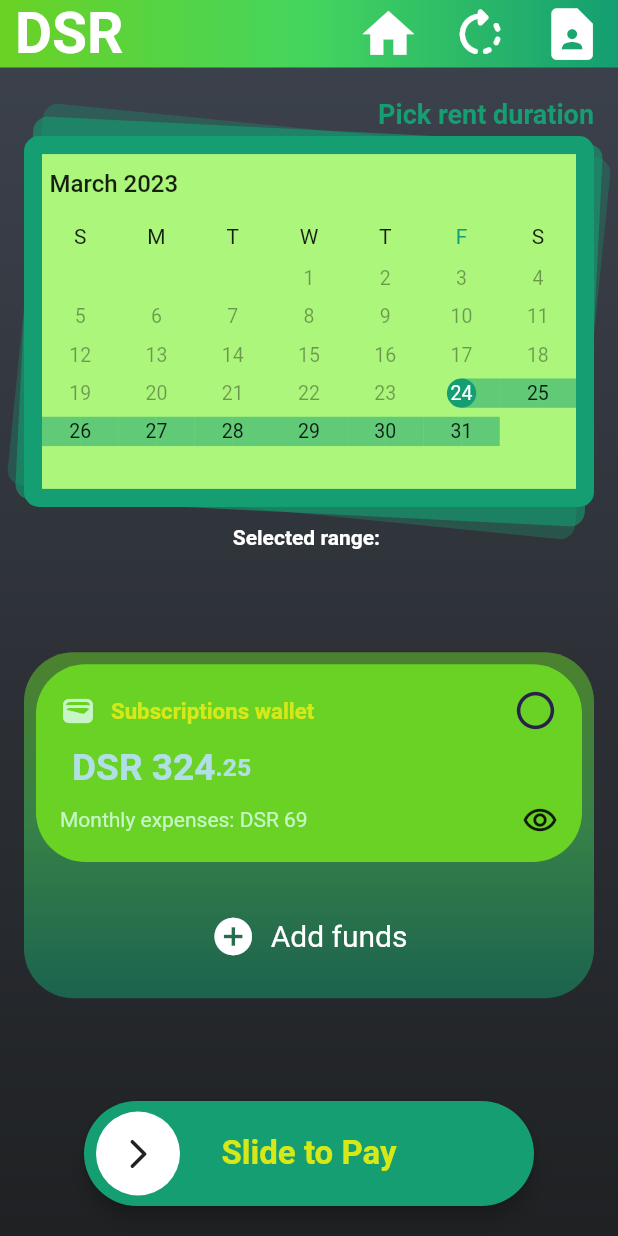
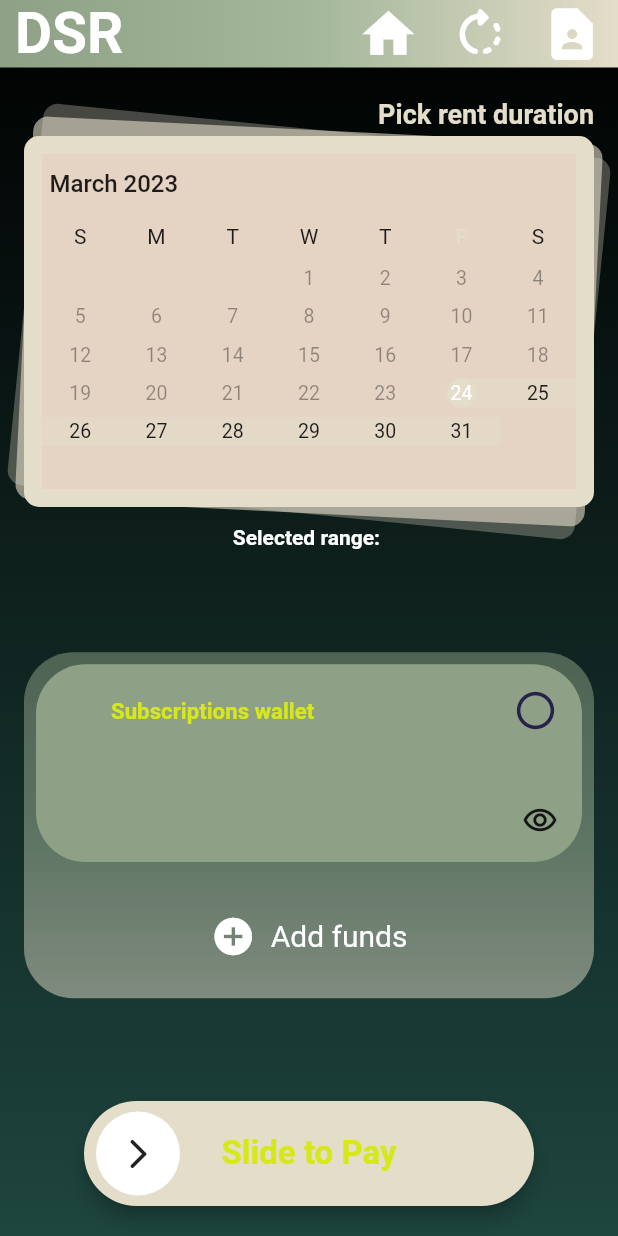
Before and after one commit to HrutujaP/Final-Year-Project---FrontEnd, a Flutter app: the RentStorageScreen screen opened by its route, after a tap on "Rent Now", on a phone screen of 412 x 824 dp. Run offline on Flutter 3.47's test engine with Material 2 defaults, Android fonts, the phone set to English and light mode, and no system bars; drawn by our look-alikes of slide_to_act, syncfusion_flutter_datepicker; our stand-ins replace email_validator, google_fonts, numberpicker, simple_gradient_text, syncfusion_flutter_charts, video_player; missing offline and left inert: flutter_glow.

Commit message:
changed color scheme

```diff
--- a/diskspacerenting/lib/Constants/constants.dart
+++ b/diskspacerenting/lib/Constants/constants.dart
@@ -1,37 +1,43 @@
 import 'package:flutter/material.dart';
 
-const Color kSecondaryColor1 = Colors.white;
-const Color kItemColor = Color.fromARGB(255, 120, 216, 235);
-const Color kItemColor2 = Color.fromARGB(255, 234, 183, 235);
-const Color kPurpleColor = Color.fromARGB(255, 141, 8, 165);
-const Color kColor1 = Color.fromARGB(255, 204, 193, 232);
-const Color kColor2 = Color.fromARGB(255, 60, 16, 89);
-const Color kPrimaryColor = Color(0xFFF5F8FF);
-const Color kPrimaryColor2 = Color.fromARGB(255, 221, 228, 245);
-const Color kPrimaryColor3 = Color(0xFFC6F6C6);
-const Color kPrimaryColor4 = Color(0xFFF9CEDF);
-const Color kPrimaryColor5 = Color(0xFF8CBBF1);
-const Color kPrimaryColor6 = Color(0xFFB0E0E6);
-const Color kSecondaryColor = Color(0xFFFFFFFF);
-const Color kSecondaryColor2 = Color(0xFF8E8E93);
-const Color kSecondaryColor3 = Color(0xFFC0C0C0);
-const Color kContrastColor = Color(0xFF000000);
+// const Color kItemColor2 = Color.fromARGB(255, 234, 183, 235);
+// const Color kPurpleColor = Color.fromARGB(255, 141, 8, 165);
+// const Color kColor1 = Color.fromARGB(255, 204, 193, 232);
+// const Color kColor2 = Color.fromARGB(255, 60, 16, 89);
+// const Color kPrimaryColor = Color(0xFFF5F8FF);
+// const Color kPrimaryColor2 = Color.fromARGB(255, 221, 228, 245);
+// const Color kPrimaryColor3 = Color(0xFFC6F6C6);
+// const Color kPrimaryColor4 = Color(0xFFF9CEDF);
+// const Color kPrimaryColor5 = Color(0xFF8CBBF1);
+// const Color kPrimaryColor6 = Color(0xFFB0E0E6);
+// const Color kSecondaryColor2 = Color(0xFF8E8E93);
+// const Color kSecondaryColor3 = Color(0xFFC0C0C0);
+// const Color kContrastColor = Color(0xFF000000);
 
 ////////////////////////////////////////////////////////////////////////////////////////////////////
 
+// const Color kTextColor = Color.fromARGB(255, 215, 232, 24);
+// const Color kDatePickerColor = Color.fromARGB(255, 172, 246, 124);
+// const Color kContainerStartColor = Color.fromARGB(255, 106, 210, 37);
+// const Color kContainerMiddleColor = Color.fromARGB(255, 68, 213, 94);
+// const Color kContainerEndColor = Color.fromARGB(255, 20, 158, 114);
+// const Color kBackgroundStartColorColor.fromARGB(255, 28, 33, 44));
+// const Color kBackgroundEndColor = Color(0xFF1F2123);
+
+const Color kSecondaryColor = Color(0xFFFFFFFF);
 const Color kTextColor = Color.fromARGB(255, 215, 232, 24);
-const Color kDatePickerColor = Color.fromARGB(255, 172, 246, 124);
-const Color kContainerStartColor = Color.fromARGB(255, 106, 210, 37);
-const Color kContainerMiddleColor = Color.fromARGB(255, 68, 213, 94);
-const Color kContainerEndColor = Color.fromARGB(255, 20, 158, 114);
-const Color kBackgroundStartColor = Color.fromARGB(255, 61, 67, 78);
-const Color kBackgroundEndColor = Color(0xFF1F2123);
+const Color kDatePickerColor = Color(0xFFa306d);
+const Color kContainerStartColor = Color(0xff8ea186);
+const Color kContainerMiddleColor = Color(0XFFa3b79a);
+const Color kContainerEndColor = Color(0xffe4ddc9);
+const Color kBackgroundStartColor = Colors.black;
+const Color kBackgroundEndColor = Color(0xff1e453e);
 
 const Color kTextLightColor = Color(0xFFFFFFFF);
 const Color kTextDarkColor = Colors.black;
 const Color kRedColor = Colors.red;
 
-final Shader linearGradient = const LinearGradient(
+final Shader linearGradient = LinearGradient(
   colors: <Color>[
     kContainerStartColor,
     kContainerMiddleColor,
--- a/diskspacerenting/lib/screens/Components/topbar.dart
+++ b/diskspacerenting/lib/screens/Components/topbar.dart
@@ -12,7 +12,7 @@ class TopBar extends StatelessWidget {
   @override
   Widget build(BuildContext context) {
     return Container(
-      decoration: const BoxDecoration(
+      decoration: BoxDecoration(
         gradient: LinearGradient(
           colors: [
             kContainerStartColor,
--- a/diskspacerenting/lib/screens/FileStorage/fileStorage.dart
+++ b/diskspacerenting/lib/screens/FileStorage/fileStorage.dart
@@ -194,7 +194,7 @@ class _FileStoarageState extends State<FileStoarage> {
                               children: [
                                 Icon(
                                   Icons.computer,
-                                  color: kSecondaryColor2,
+                                  color: kContainerMiddleColor,
                                   size:
                                       MediaQuery.of(context).size.width * 0.07,
                                 ),
--- a/diskspacerenting/lib/screens/HomeScreen/homescreen.dart
+++ b/diskspacerenting/lib/screens/HomeScreen/homescreen.dart
@@ -52,8 +52,6 @@ class _HomeScreenState extends State<HomeScreen>
       decoration: const BoxDecoration(
         gradient: LinearGradient(
           colors: [
-            Colors.black,
-            Colors.black,
             kBackgroundStartColor,
             kBackgroundEndColor,
           ],
@@ -64,7 +62,7 @@ class _HomeScreenState extends State<HomeScreen>
       child: Stack(children: [
         Column(
           children: [
-            const TopBar(color: kSecondaryColor3),
+            const TopBar(color: kContainerEndColor),
             BlockChainVideoLoop(),
             Padding(
               padding: const EdgeInsets.all(8.0),
@@ -87,12 +85,11 @@ class _HomeScreenState extends State<HomeScreen>
               child: Column(
                 children: [
                   Container(
-                    decoration: const BoxDecoration(
+                    decoration: BoxDecoration(
                       gradient: LinearGradient(
                         colors: [
                           kContainerStartColor,
                           kContainerMiddleColor,
-                          kContainerEndColor,
                           kContainerEndColor,
                         ],
                         begin: Alignment.topLeft,
@@ -132,14 +129,14 @@ class _HomeScreenState extends State<HomeScreen>
                     decoration: BoxDecoration(
                       gradient: LinearGradient(
                         colors: [
-                          kContainerStartColor.withOpacity(0.4),
-                          kContainerMiddleColor.withOpacity(0.4),
-                          kContainerEndColor.withOpacity(0.4),
+                          kContainerStartColor,
+                          kContainerMiddleColor,
+                          // kContainerEndColor.withOpacity(0.4),
                         ],
                         begin: Alignment.topLeft,
                         end: Alignment.topRight,
                       ),
-                      borderRadius: const BorderRadius.only(
+                      borderRadius: BorderRadius.only(
                           bottomLeft: Radius.circular(20),
                           bottomRight: Radius.circular(20)),
                     ),
--- a/diskspacerenting/lib/screens/LoginScreen/loginScreen.dart
+++ b/diskspacerenting/lib/screens/LoginScreen/loginScreen.dart
@@ -79,7 +79,7 @@ class _loginScreenState extends State<loginScreen> {
                               ),
                               cursorColor: kContainerStartColor,
                               keyboardType: TextInputType.phone,
-                              decoration: const InputDecoration(
+                              decoration: InputDecoration(
                                 fillColor: kTextLightColor,
                                 focusColor: kTextLightColor,
                                 labelText: 'Email Address',
@@ -121,7 +121,7 @@ class _loginScreenState extends State<loginScreen> {
                               ),
                               cursorColor: kContainerStartColor,
                               keyboardType: TextInputType.phone,
-                              decoration: const InputDecoration(
+                              decoration: InputDecoration(
                                 fillColor: kTextLightColor,
                                 focusColor: kTextLightColor,
                                 labelText: 'Password',
--- a/diskspacerenting/lib/screens/MarketPlaceScreen/components/individualproduct.dart
+++ b/diskspacerenting/lib/screens/MarketPlaceScreen/components/individualproduct.dart
@@ -62,7 +62,7 @@ class _IndividualProductState extends State<IndividualProduct> {
                       style: TextStyle(
                           fontSize: 18,
                           fontWeight: FontWeight.w800,
-                          color: kPrimaryColor3),
+                          color: kContainerStartColor),
                     )
                   ],
                 ),
@@ -81,10 +81,10 @@ class _IndividualProductState extends State<IndividualProduct> {
                         style: TextStyle(
                             fontSize: 18,
                             fontWeight: FontWeight.w800,
-                            color: kPrimaryColor3)),
+                            color: kContainerStartColor)),
                     Icon(
                       Icons.currency_bitcoin_rounded,
-                      color: kPrimaryColor3,
+                      color: kContainerStartColor,
                       size: 20,
                     )
                   ],
--- a/diskspacerenting/lib/screens/MarketPlaceScreen/components/productcollections.dart
+++ b/diskspacerenting/lib/screens/MarketPlaceScreen/components/productcollections.dart
@@ -38,7 +38,7 @@ class ProductCollections extends StatelessWidget {
                       fontWeight: FontWeight.w600,
                     )),
                 Spacer(),
-                Icon(Icons.sort_rounded, color: kSecondaryColor3, size: 28)
+                Icon(Icons.sort_rounded, color: kContainerEndColor, size: 28)
               ],
             ),
             const SizedBox(
--- a/diskspacerenting/lib/screens/MarketPlaceScreen/marketplacescreen.dart
+++ b/diskspacerenting/lib/screens/MarketPlaceScreen/marketplacescreen.dart
@@ -14,8 +14,8 @@ class MarketPlaceScreen extends StatelessWidget {
         body: Container(
           height: MediaQuery.of(context).size.height,
           width: MediaQuery.of(context).size.width,
-          decoration: const BoxDecoration(
-            color: kPrimaryColor2,
+          decoration:  BoxDecoration(
+            color: kContainerMiddleColor,
             gradient: LinearGradient(
               colors: [
                 kBackgroundStartColor,
--- a/diskspacerenting/lib/screens/MyStoragesScreen/components/singledevice.dart
+++ b/diskspacerenting/lib/screens/MyStoragesScreen/components/singledevice.dart
@@ -67,11 +67,11 @@ class SingleDeive extends StatelessWidget {
                             fontSize: 18,
                             fontWeight: FontWeight.w700)),
                     Row(
-                      children: const [
+                      children:  [
                         Icon(
                           Icons.tonality_outlined,
                           size: 20,
-                          color: kSecondaryColor2,
+                          color: kContainerMiddleColor,
                         ),
                         SizedBox(width: 10),
                         Text("Total Space: 32GB",
@@ -85,7 +85,7 @@ class SingleDeive extends StatelessWidget {
                       children: const [
                         Icon(
                           Icons.data_usage_rounded,
-                          color: kSecondaryColor3,
+                          color: kContainerEndColor,
                           size: 20,
                         ),
                         SizedBox(width: 10),
--- a/diskspacerenting/lib/screens/MyStoragesScreen/components/storageradialgraph.dart
+++ b/diskspacerenting/lib/screens/MyStoragesScreen/components/storageradialgraph.dart
@@ -15,14 +15,15 @@ class StorageRadialGraph extends StatelessWidget {
     return Stack(alignment: Alignment.center, children: [
       const Text('32GB',
           style: TextStyle(
-              color: kPrimaryColor3,
+              color: kContainerStartColor,
               fontSize: 26,
               fontWeight: FontWeight.bold)),
       SizedBox(
         height: MediaQuery.of(context).size.height * 0.34,
         child: SfCircularChart(
             legend: Legend(
-              textStyle: const TextStyle(color: kPrimaryColor, fontSize: 15),
+              textStyle:
+                  const TextStyle(color: kContainerEndColor, fontSize: 15),
               iconHeight: 15,
               iconWidth: 15,
               isVisible: true,
--- a/diskspacerenting/lib/screens/MyStoragesScreen/mystorages.dart
+++ b/diskspacerenting/lib/screens/MyStoragesScreen/mystorages.dart
@@ -27,8 +27,8 @@ class _MyStoragesState extends State<MyStorages> {
         body: Container(
           height: MediaQuery.of(context).size.height,
           width: MediaQuery.of(context).size.width,
-          decoration: const BoxDecoration(
-              color: kPrimaryColor2,
+          decoration:  BoxDecoration(
+              color: kContainerMiddleColor,
               gradient: LinearGradient(
                 colors: [kBackgroundStartColor, kBackgroundEndColor],
                 begin: Alignment.topCenter,
@@ -38,7 +38,7 @@ class _MyStoragesState extends State<MyStorages> {
             crossAxisAlignment: CrossAxisAlignment.start,
             children: [
               const TopBar(
-                color: kSecondaryColor3,
+                color: kContainerEndColor,
               ),
               Row(
                 children: [
--- a/diskspacerenting/lib/screens/PaymentScreen/components/paymentsection.dart
+++ b/diskspacerenting/lib/screens/PaymentScreen/components/paymentsection.dart
@@ -43,7 +43,8 @@ class PaymentSection extends StatelessWidget {
                       children: [
                         Row(
                           children: [
-                            const Icon(Icons.wallet, color: kPrimaryColor3),
+                            const Icon(Icons.wallet,
+                                color: kContainerStartColor),
                             const SizedBox(width: 10),
                             Text(
                               'Subscriptions wallet',
@@ -69,14 +70,14 @@ class PaymentSection extends StatelessWidget {
                               Text('DSR 324',
                                   style: TextStyle(
                                       fontWeight: FontWeight.w700,
-                                      color: kPrimaryColor6,
+                                      color: kContainerStartColor,
                                       fontSize:
                                           MediaQuery.of(context).size.height *
                                               0.03)),
                               Text('.25',
                                   style: TextStyle(
                                       fontWeight: FontWeight.w600,
-                                      color: kPrimaryColor6,
+                                      color: kContainerStartColor,
                                       fontSize:
                                           MediaQuery.of(context).size.height *
                                               0.02))
@@ -88,7 +89,7 @@ class PaymentSection extends StatelessWidget {
                           children: const [
                             Text(
                               'Monthly expenses: DSR 69',
-                              style: TextStyle(color: kPrimaryColor3),
+                              style: TextStyle(color: kContainerStartColor),
                             ),
                             Spacer(),
                             Icon(Icons.remove_red_eye_outlined)
--- a/diskspacerenting/lib/screens/PaymentScreen/paymentscreen.dart
+++ b/diskspacerenting/lib/screens/PaymentScreen/paymentscreen.dart
@@ -16,8 +16,8 @@ class PaymentScreen extends StatelessWidget {
         body: Container(
           height: MediaQuery.of(context).size.height,
           width: MediaQuery.of(context).size.width,
-          decoration: const BoxDecoration(
-            color: kPrimaryColor2,
+          decoration: BoxDecoration(
+            color: kContainerMiddleColor,
             gradient: LinearGradient(
               begin: Alignment.topCenter,
               end: Alignment.bottomCenter,
@@ -30,7 +30,7 @@ class PaymentScreen extends StatelessWidget {
           child: Column(
             crossAxisAlignment: CrossAxisAlignment.start,
             children: [
-              const TopBar(color: kPrimaryColor3),
+              const TopBar(color: kContainerStartColor),
               SizedBox(height: MediaQuery.of(context).size.height * 0.025),
               const Padding(
                 padding: EdgeInsets.symmetric(horizontal: 16.0),
--- a/diskspacerenting/lib/screens/PostAdvertisment/postAdvertisment.dart
+++ b/diskspacerenting/lib/screens/PostAdvertisment/postAdvertisment.dart
@@ -21,7 +21,7 @@ class _postAdvertismentState extends State<postAdvertisment> {
       child: Scaffold(
         appBar: AppBar(
           flexibleSpace: Container(
-            decoration: const BoxDecoration(
+            decoration: BoxDecoration(
               gradient: LinearGradient(
                   begin: Alignment.topCenter,
                   end: Alignment.bottomCenter,
@@ -490,7 +490,7 @@ class _setAvailableSpaceState extends State<setAvailableSpace> {
                   ),
                   selectedTextStyle: TextStyle(
                     fontSize: MediaQuery.of(context).size.width * 0.07,
-                    color: kPrimaryColor,
+                    color: kContainerEndColor,
                   ),
                   textMapper: (numberText) {
                     return numberText + " GB";
@@ -526,7 +526,7 @@ class _setAvailableSpaceState extends State<setAvailableSpace> {
                   ),
                   selectedTextStyle: TextStyle(
                     fontSize: MediaQuery.of(context).size.width * 0.07,
-                    color: kPrimaryColor,
+                    color: kContainerStartColor,
                   ),
                   textMapper: (numberText) {
                     return "$numberText Rs";
--- a/diskspacerenting/lib/screens/RegisterScreen/registerScreen.dart
+++ b/diskspacerenting/lib/screens/RegisterScreen/registerScreen.dart
@@ -80,7 +80,7 @@ class _registerScreenState extends State<registerScreen> {
                               ),
                               cursorColor: kContainerStartColor,
                               keyboardType: TextInputType.phone,
-                              decoration: const InputDecoration(
+                              decoration: InputDecoration(
                                 fillColor: kTextLightColor,
                                 focusColor: kTextLightColor,
                                 labelText: 'Name',
@@ -122,7 +122,7 @@ class _registerScreenState extends State<registerScreen> {
                               ),
                               cursorColor: kContainerStartColor,
                               keyboardType: TextInputType.phone,
-                              decoration: const InputDecoration(
+                              decoration: InputDecoration(
                                 fillColor: kTextLightColor,
                                 focusColor: kTextLightColor,
                                 labelText: 'Email Address',
@@ -164,7 +164,7 @@ class _registerScreenState extends State<registerScreen> {
                               ),
                               cursorColor: kContainerStartColor,
                               keyboardType: TextInputType.phone,
-                              decoration: const InputDecoration(
+                              decoration: InputDecoration(
                                 fillColor: kTextLightColor,
                                 focusColor: kTextLightColor,
                                 labelText: 'Password',
--- a/diskspacerenting/lib/screens/RentStorageScreen/components/detailsmaincard.dart
+++ b/diskspacerenting/lib/screens/RentStorageScreen/components/detailsmaincard.dart
@@ -83,7 +83,7 @@ class DetailsMainCard extends StatelessWidget {
                 softWrap: true,
                 style: TextStyle(
                     fontSize: MediaQuery.of(context).size.height * 0.02,
-                    color: kContrastColor),
+                    color: kBackgroundStartColor),
               ),
               SizedBox(
                 height: MediaQuery.of(context).size.height * 0.02,
--- a/diskspacerenting/lib/screens/RentStorageScreen/components/features.dart
+++ b/diskspacerenting/lib/screens/RentStorageScreen/components/features.dart
@@ -50,12 +50,12 @@ class Features extends StatelessWidget {
             children: [
               Text(parameter,
                   style: GoogleFonts.poppins(
-                      color: kPrimaryColor3,
+                      color: kContainerStartColor,
                       fontSize: MediaQuery.of(context).size.height * 0.015,
                       fontWeight: FontWeight.w800)),
               Text(value,
                   style: GoogleFonts.poppins(
-                      color: kItemColor2,
+                      color: kContainerEndColor,
                       fontSize: MediaQuery.of(context).size.height * 0.015,
                       fontWeight: FontWeight.w800)),
             ],
--- a/diskspacerenting/lib/screens/RentStorageScreen/components/sla.dart
+++ b/diskspacerenting/lib/screens/RentStorageScreen/components/sla.dart
@@ -13,7 +13,7 @@ class SLA extends StatelessWidget {
       children: [
         Text('Service Level Agreement',
             style: GoogleFonts.poppins(
-                color: kPrimaryColor6,
+                color: kContainerStartColor,
                 fontSize: MediaQuery.of(context).size.height * 0.02,
                 fontWeight: FontWeight.w600)),
         SizedBox(
--- a/diskspacerenting/lib/screens/RentStorageScreen/rentstoragescreen.dart
+++ b/diskspacerenting/lib/screens/RentStorageScreen/rentstoragescreen.dart
@@ -35,7 +35,7 @@ class RentStorageScreen extends StatelessWidget {
             // mainAxisAlignment: MainAxisAlignment.center,
             crossAxisAlignment: CrossAxisAlignment.center,
             children: [
-              TopBar(color: kColor1),
+              TopBar(color: kContainerEndColor),
               // SizedBox(height: MediaQuery.of(context).size.height * 0.04),
               // const Spacer(),
               SizedBox(
```
Also changed, not shown: diskspacerenting/lib/screens/HomeScreen/components/mainoptions.dart (+14 -13 lines).
